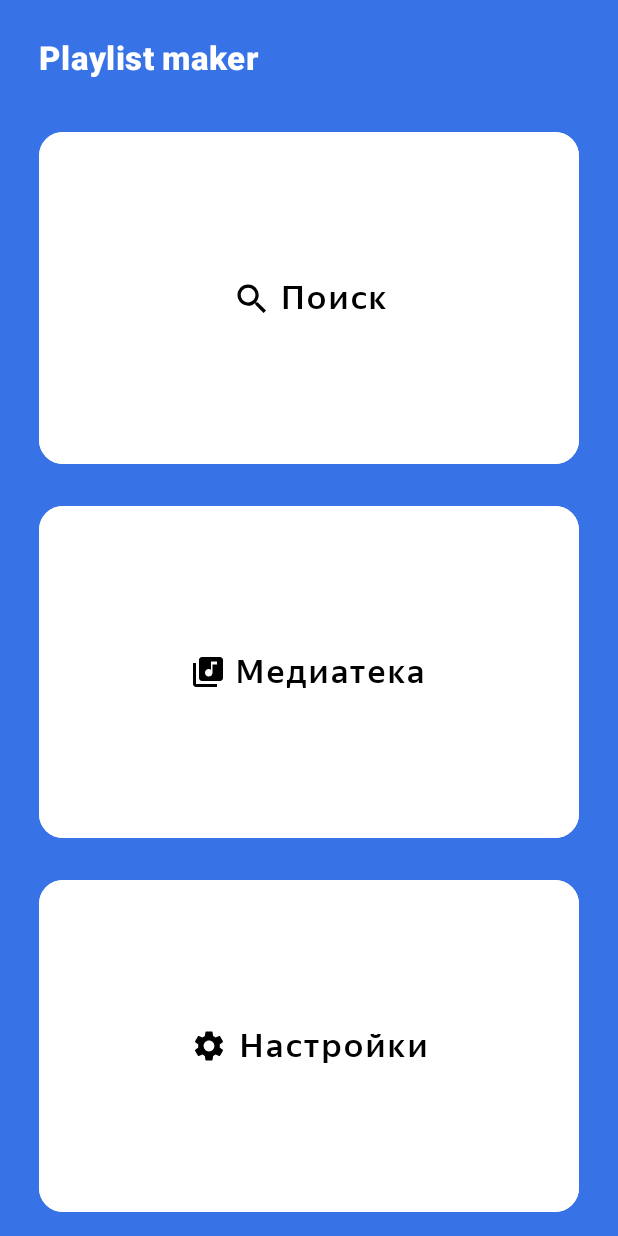
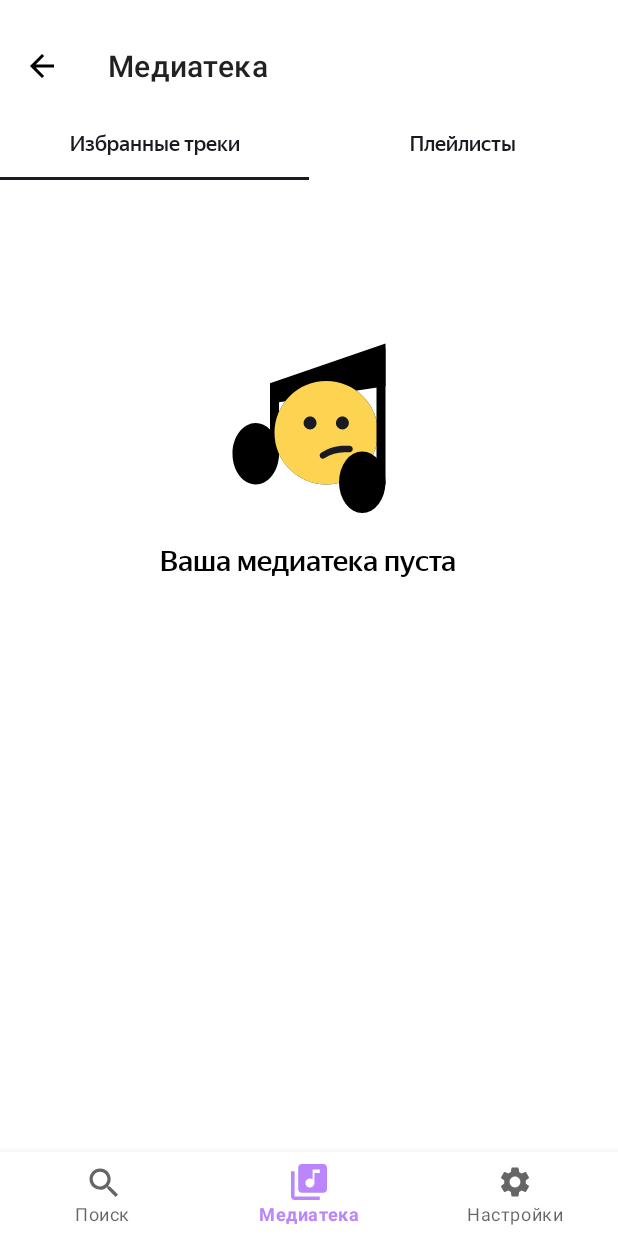
Before and after one commit to Rothmann-Daniel/Playlist-Maker, an Android app: the screen it shows after launch (MainActivity), on a phone screen of 412 x 824 dp. Run offline under Robolectric (Android 15) with nearby library versions, the phone set to English and light mode, and no system bars; our stand-ins replace navigation-ui.

Commit message:
Sprint No.19 SingleActivity step1

```diff
--- a/app/build.gradle.kts
+++ b/app/build.gradle.kts
@@ -76,4 +76,6 @@ dependencies {
     // Navigation
     implementation (libs.androidx.navigation.fragment.ktx)
     implementation (libs.androidx.navigation.ui.ktx)
+    implementation ("androidx.navigation:navigation-fragment-ktx:2.5.3")
+    implementation ("androidx.navigation:navigation-ui-ktx:2.5.3")
 }
--- a/app/src/main/java/com/example/playlistmaker/main/ui/MainActivity.kt
+++ b/app/src/main/java/com/example/playlistmaker/main/ui/MainActivity.kt
@@ -1,39 +1,45 @@
 package com.example.playlistmaker.main.ui
 
-import android.content.Intent
+
 import android.os.Bundle
-import android.widget.Button
 import androidx.appcompat.app.AppCompatActivity
+import androidx.navigation.NavController
+import androidx.navigation.fragment.NavHostFragment
+import androidx.navigation.ui.setupWithNavController
 import com.example.playlistmaker.R
-import com.example.playlistmaker.media.ui.MediaActivity
-import com.example.playlistmaker.search.ui.SearchActivity
-
-import com.example.playlistmaker.settings.ui.SettingsActivity
+import com.example.playlistmaker.databinding.ActivityMainBinding
 
 class MainActivity : AppCompatActivity() {
 
+    private lateinit var binding: ActivityMainBinding
+    private lateinit var navController: NavController
+
     override fun onCreate(savedInstanceState: Bundle?) {
+        super.onCreate(savedInstanceState)
+        binding = ActivityMainBinding.inflate(layoutInflater)
+        setContentView(binding.root)
 
-        super.onCreate(savedInstanceState)
-        setContentView(R.layout.activity_main)
+        setupNavigation()
+    }
 
-        // Переход на экран поиска
-        findViewById<Button>(R.id.search_button).setOnClickListener {
-            val intent = Intent(this, SearchActivity::class.java)
-            startActivity(intent)
-        }
+    private fun setupNavigation() {
+        val navHostFragment = supportFragmentManager
+            .findFragmentById(R.id.nav_host_fragment) as NavHostFragment
+        navController = navHostFragment.navController
 
-        // Переход на экран медиатеки
-        findViewById<Button>(R.id.media_button).setOnClickListener {
-            val intent = Intent(this, MediaActivity::class.java)
-            startActivity(intent)
-        }
+        // Настройка BottomNavigationView
+        binding.bottomNavigation.setupWithNavController(navController)
 
-        // Переход на экран настроек
-        findViewById<Button>(R.id.settings_button).setOnClickListener {
-            val intent = Intent(this, SettingsActivity::class.java)
-            startActivity(intent)
+        // Скрываем BottomNavigationView на экране плеера
+        navController.addOnDestinationChangedListener { _, destination, _ ->
+            when (destination.id) {
+                R.id.audioPlayerFragment -> {
+                    binding.bottomNavigation.visibility = android.view.View.GONE
+                }
+                else -> {
+                    binding.bottomNavigation.visibility = android.view.View.VISIBLE
+                }
+            }
         }
     }
-
 }
--- /dev/null
+++ b/app/src/main/java/com/example/playlistmaker/media/ui/MediaFragment.kt
@@ -0,0 +1,78 @@
+package com.example.playlistmaker.media.ui
+
+import android.os.Bundle
+import android.view.View
+import androidx.fragment.app.Fragment
+import androidx.lifecycle.lifecycleScope
+import androidx.viewpager2.widget.ViewPager2
+import com.example.playlistmaker.R
+import com.example.playlistmaker.databinding.FragmentMediaBinding
+import com.google.android.material.tabs.TabLayoutMediator
+import kotlinx.coroutines.flow.launchIn
+import kotlinx.coroutines.flow.onEach
+import org.koin.androidx.viewmodel.ext.android.viewModel
+
+class MediaFragment : Fragment(R.layout.fragment_media) {
+
+    private var _binding: FragmentMediaBinding? = null
+    private val binding get() = _binding!!
+    private val mediaViewModel: MediaViewModel by viewModel()
+    private lateinit var tabMediator: TabLayoutMediator
+
+    override fun onViewCreated(view: View, savedInstanceState: Bundle?) {
+        super.onViewCreated(view, savedInstanceState)
+        _binding = FragmentMediaBinding.bind(view)
+
+        setupViewPager()
+        observeTabSelection()
+    }
+
+    private fun setupViewPager() {
+        // Создаем адаптер
+        val adapter = MediaViewPagerAdapter(childFragmentManager, lifecycle)
+        binding.viewPager.adapter = adapter
+
+        // КЛЮЧЕВОЕ РЕШЕНИЕ: отключаем автоматическое сохранение состояния ViewPager2
+        binding.viewPager.isSaveEnabled = false
+
+        // Восстанавливаем сохраненную позицию
+        binding.viewPager.setCurrentItem(mediaViewModel.selectedTab.value, false)
+
+        // Обновляем ViewModel при смене таба
+        binding.viewPager.registerOnPageChangeCallback(object : ViewPager2.OnPageChangeCallback() {
+            override fun onPageSelected(position: Int) {
+                mediaViewModel.selectTab(position)
+            }
+        })
+
+        // Инициализируем TabLayout
+        tabMediator = TabLayoutMediator(binding.tabLayout, binding.viewPager) { tab, position ->
+            tab.text = when (position) {
+                0 -> getString(R.string.favorite_tracks)
+                1 -> getString(R.string.play_lists)
+                else -> ""
+            }
+        }
+        tabMediator.attach()
+    }
+
+    private fun observeTabSelection() {
+        mediaViewModel.selectedTab
+            .onEach { position ->
+                if (binding.viewPager.currentItem != position) {
+                    binding.viewPager.setCurrentItem(position, false)
+                }
+            }
+            .launchIn(viewLifecycleOwner.lifecycleScope)
+    }
+
+    override fun onDestroyView() {
+        super.onDestroyView()
+        if (::tabMediator.isInitialized) {
+            tabMediator.detach()
+        }
+        // Можно оставить adapter = null или убрать эту строку
+        // binding.viewPager.adapter = null
+        _binding = null
+    }
+}
--- a/app/src/main/java/com/example/playlistmaker/media/ui/MediaViewPagerAdapter.kt
+++ b/app/src/main/java/com/example/playlistmaker/media/ui/MediaViewPagerAdapter.kt
@@ -2,11 +2,14 @@ package com.example.playlistmaker.media.ui
 
 import androidx.fragment.app.Fragment
 import androidx.fragment.app.FragmentActivity
+import androidx.fragment.app.FragmentManager
+import androidx.lifecycle.Lifecycle
 import androidx.viewpager2.adapter.FragmentStateAdapter
 
 class MediaViewPagerAdapter(
-    activity: FragmentActivity
-) : FragmentStateAdapter(activity) {
+    fragmentManager: FragmentManager,
+    lifecycle: Lifecycle
+) : FragmentStateAdapter(fragmentManager, lifecycle) {
 
     override fun getItemCount(): Int = 2 // Количество вкладок
 
--- a/app/src/main/res/layout/activity_main.xml
+++ b/app/src/main/res/layout/activity_main.xml
@@ -1,45 +1,24 @@
 <?xml version="1.0" encoding="utf-8"?>
-<LinearLayout
+<androidx.coordinatorlayout.widget.CoordinatorLayout
     xmlns:android="http://schemas.android.com/apk/res/android"
     xmlns:app="http://schemas.android.com/apk/res-auto"
     android:layout_width="match_parent"
-    android:layout_height="match_parent"
-    android:background="@color/background"
-    android:orientation="vertical"
-    android:padding="@dimen/padding_10">
+    android:layout_height="match_parent">
 
-    <!-- MaterialToolbar (заголовок) -->
-    <com.google.android.material.appbar.MaterialToolbar
-        android:id="@+id/toolbar"
+    <androidx.fragment.app.FragmentContainerView
+        android:id="@+id/nav_host_fragment"
+        android:name="androidx.navigation.fragment.NavHostFragment"
+        android:layout_width="match_parent"
+        android:layout_height="match_parent"
+        app:defaultNavHost="true"
+        app:navGraph="@navigation/navigation_graph"
+        app:layout_behavior="@string/appbar_scrolling_view_behavior" />
+
+    <com.google.android.material.bottomnavigation.BottomNavigationView
+        android:id="@+id/bottom_navigation"
         android:layout_width="match_parent"
         android:layout_height="wrap_content"
-        android:minHeight="?attr/actionBarSize"
-        app:title="@string/title"
-        app:titleTextAppearance="@style/ToolbarTitleStyle"
-        app:titleTextColor="@color/buttonTextColor" />
+        android:layout_gravity="bottom"
+        app:menu="@menu/bottom_nav_menu" />
 
-    <!-- Кнопка "Поиск" -->
-    <Button
-        android:id="@+id/search_button"
-        style="@style/ButtonMenu"
-        android:text="@string/button_search"
-        app:icon="@drawable/search"
-         />
-
-    <!-- Кнопка "Медиатека" -->
-    <Button
-        android:id="@+id/media_button"
-        style="@style/ButtonMenu"
-        android:text="@string/button_media"
-        app:icon="@drawable/media"
-        />
-
-    <!-- Кнопка "Настройки" -->
-    <Button
-        android:id="@+id/settings_button"
-        style="@style/ButtonMenu"
-        android:text="@string/button_settings"
-        app:icon="@drawable/settings"
-        />
-
-</LinearLayout>
+</androidx.coordinatorlayout.widget.CoordinatorLayout>
--- a/app/src/main/res/layout/activity_media.xml
+++ b/app/src/main/res/layout/fragment_media.xml
@@ -5,7 +5,7 @@
     android:layout_width="match_parent"
     android:layout_height="match_parent"
     android:orientation="vertical"
-    tools:context=".media.ui.MediaActivity">
+    tools:context=".media.ui.MediaFragment">
 
     <!-- MaterialToolbar (заголовок + back) -->
     <com.google.android.material.appbar.MaterialToolbar
--- a/app/src/main/res/layout/activity_settings.xml
+++ b/app/src/main/res/layout/fragment_settings.xml
@@ -5,7 +5,7 @@
     android:layout_width="match_parent"
     android:layout_height="match_parent"
     android:orientation="vertical"
-    tools:context=".settings.ui.SettingsActivity">
+    tools:context=".settings.ui.SettingsFragment">
 
     <!-- MaterialToolbar (заголовок + back) -->
     <com.google.android.material.appbar.MaterialToolbar
--- /dev/null
+++ b/app/src/main/res/menu/bottom_nav_menu.xml
@@ -0,0 +1,17 @@
+<?xml version="1.0" encoding="utf-8"?>
+<menu xmlns:android="http://schemas.android.com/apk/res/android">
+    <item
+        android:id="@+id/searchFragment"
+        android:icon="@drawable/search"
+        android:title="@string/button_search" />
+
+    <item
+        android:id="@+id/mediaFragment"
+        android:icon="@drawable/media"
+        android:title="@string/button_media" />
+
+    <item
+        android:id="@+id/settingsFragment"
+        android:icon="@drawable/settings"
+        android:title="@string/button_settings" />
+</menu>
--- /dev/null
+++ b/app/src/main/res/navigation/navigation_graph.xml
@@ -0,0 +1,42 @@
+<navigation xmlns:android="http://schemas.android.com/apk/res/android"
+    xmlns:app="http://schemas.android.com/apk/res-auto"
+    xmlns:tools="http://schemas.android.com/tools"
+    android:id="@+id/nav_graph"
+    app:startDestination="@id/mediaFragment">
+
+    <fragment
+        android:id="@+id/searchFragment"
+        android:name="com.example.playlistmaker.search.ui.SearchFragment"
+        android:label="Search"
+        tools:layout="@layout/fragment_search">
+
+        <action
+            android:id="@+id/action_searchFragment_to_audioPlayerFragment"
+            app:destination="@id/audioPlayerFragment" />
+    </fragment>
+
+    <fragment
+        android:id="@+id/mediaFragment"
+        android:name="com.example.playlistmaker.media.ui.MediaFragment"
+        android:label="Media"
+        tools:layout="@layout/fragment_media" />
+
+    <fragment
+        android:id="@+id/settingsFragment"
+        android:name="com.example.playlistmaker.settings.ui.SettingsFragment"
+        android:label="Settings"
+        tools:layout="@layout/fragment_settings" />
+
+    <!-- Player -->
+    <fragment
+        android:id="@+id/audioPlayerFragment"
+        android:name="com.example.playlistmaker.player.ui.AudioPlayerFragment"
+        android:label="Player"
+        tools:layout="@layout/fragment_audio_player">
+
+        <argument
+            android:name="trackJson"
+            app:argType="string" />
+    </fragment>
+
+</navigation>
--- a/app/src/main/res/values/styles.xml
+++ b/app/src/main/res/values/styles.xml
@@ -220,4 +220,6 @@
         <item name="android:textAllCaps">false</item>
     </style>
 
+
+
 </resources>
```
Also changed, not shown: app/src/main/AndroidManifest.xml (+2 -13 lines), app/src/main/java/com/example/playlistmaker/media/ui/MediaActivity.kt (deleted, +0 -94 lines), app/src/main/java/com/example/playlistmaker/player/ui/AudioPlayerFragment.kt (renamed from app/src/main/java/com/example/playlistmaker/player/ui/AudioPlayerActivity.kt, +41 -24 lines), app/src/main/java/com/example/playlistmaker/search/ui/SearchFragment.kt (renamed from app/src/main/java/com/example/playlistmaker/search/ui/SearchActivity.kt, +34 -35 lines), app/src/main/java/com/example/playlistmaker/settings/ui/SettingsFragment.kt (renamed from app/src/main/java/com/example/playlistmaker/settings/ui/SettingsActivity.kt, +29 -20 lines), app/src/main/res/layout/fragment_audio_player.xml (renamed from app/src/main/res/layout/activity_audio_player.xml), app/src/main/res/layout/fragment_search.xml (renamed from app/src/main/res/layout/activity_search.xml).
